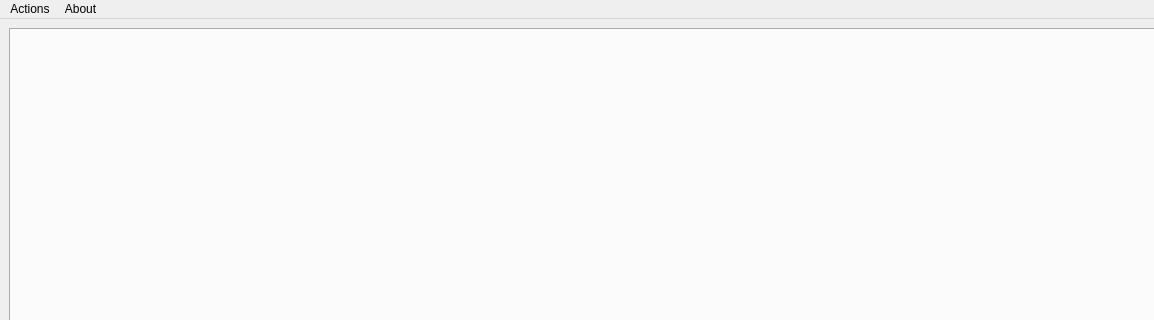
First picture: the form in src/spool/ui/spool.ui, repository pyrocko/kite, before the edit; both pictures show x 0 to 1154 and y 0 to 320 of the 1154 by 679 pixel window.
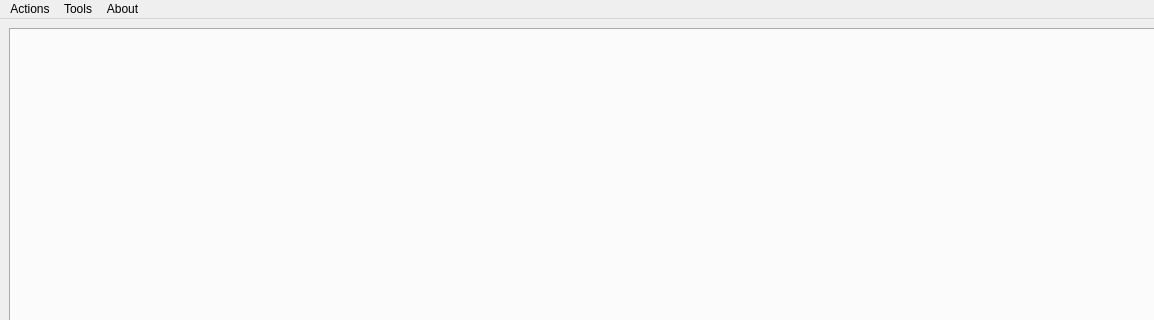
Second picture: the form after the edit.

Commit message: WIP spool and covariance

What changed in the file:
```diff
--- a/src/spool/ui/spool.ui
+++ b/src/spool/ui/spool.ui
@@ -125,7 +125,14 @@
     <addaction name="actionHelp"/>
     <addaction name="actionAbout_Spool"/>
    </widget>
+   <widget class="QMenu" name="menuTools">
+    <property name="title">
+     <string>Tools</string>
+    </property>
+    <addaction name="actionTranssect"/>
+   </widget>
    <addaction name="menuActions"/>
+   <addaction name="menuTools"/>
    <addaction name="menuAbout"/>
   </widget>
   <action name="actionExit">
```
Left out of the diff: 5 changed lines with no effect on the pictures. The commit also changes 8 other files.
